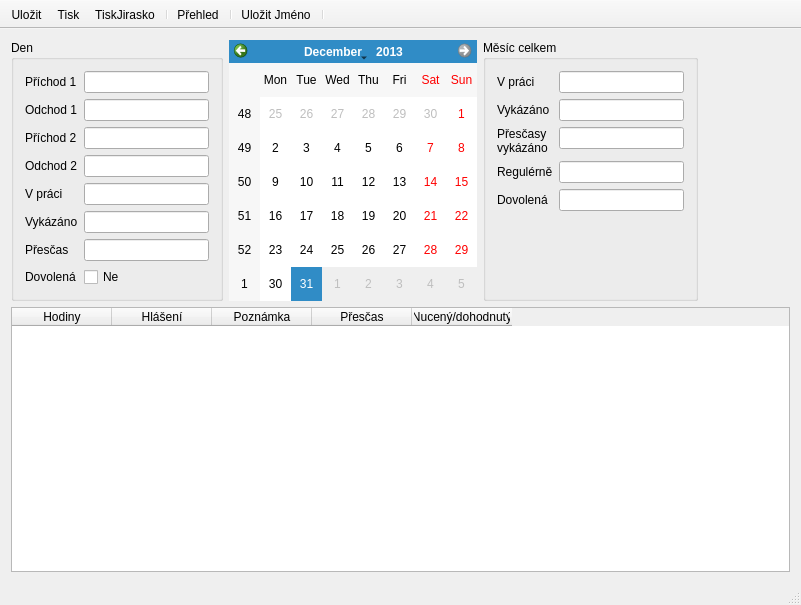
The window that mainwindow.ui (kubanecxxx/dochazka) describes before a commit, drawn with Qt 5.
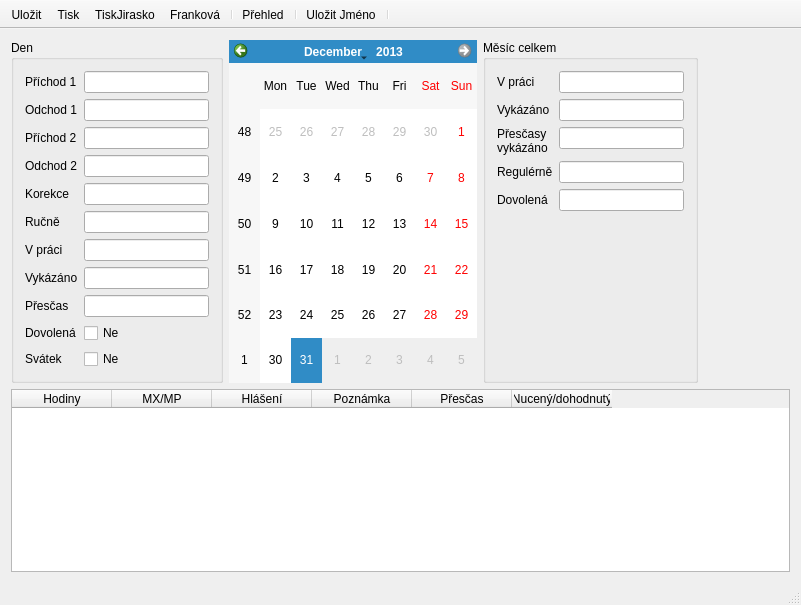
The same window after the commit. Icons and pictures are not drawn.

The edit to the form file:
```diff
--- a/mainwindow.ui
+++ b/mainwindow.ui
@@ -70,62 +70,96 @@
          <item row="3" column="1">
           <widget class="QLineEdit" name="editOdchod2"/>
          </item>
-         <item row="4" column="0">
+         <item row="6" column="0">
           <widget class="QLabel" name="label_5">
            <property name="text">
             <string>V práci</string>
            </property>
           </widget>
          </item>
-         <item row="4" column="1">
+         <item row="6" column="1">
           <widget class="QLineEdit" name="editVpraci">
            <property name="readOnly">
             <bool>true</bool>
            </property>
           </widget>
          </item>
-         <item row="5" column="0">
+         <item row="7" column="0">
           <widget class="QLabel" name="label_6">
            <property name="text">
             <string>Vykázáno</string>
            </property>
           </widget>
          </item>
-         <item row="5" column="1">
+         <item row="7" column="1">
           <widget class="QLineEdit" name="editVykazano">
            <property name="readOnly">
             <bool>true</bool>
            </property>
           </widget>
          </item>
-         <item row="6" column="0">
+         <item row="8" column="0">
           <widget class="QLabel" name="label_13">
            <property name="text">
             <string>Přesčas</string>
            </property>
           </widget>
          </item>
-         <item row="6" column="1">
+         <item row="8" column="1">
           <widget class="QLineEdit" name="editPrescas">
            <property name="readOnly">
             <bool>true</bool>
            </property>
           </widget>
          </item>
-         <item row="7" column="1">
+         <item row="9" column="1">
           <widget class="QCheckBox" name="checkDovolena">
            <property name="text">
             <string>Ne</string>
            </property>
           </widget>
          </item>
-         <item row="7" column="0">
+         <item row="9" column="0">
           <widget class="QLabel" name="label_14">
            <property name="text">
             <string>Dovolená</string>
            </property>
           </widget>
          </item>
+         <item row="4" column="0">
+          <widget class="QLabel" name="label_9">
+           <property name="text">
+            <string>Korekce</string>
+           </property>
+          </widget>
+         </item>
+         <item row="5" column="0">
+          <widget class="QLabel" name="label_15">
+           <property name="text">
+            <string>Ručně</string>
+           </property>
+          </widget>
+         </item>
+         <item row="4" column="1">
+          <widget class="QLineEdit" name="editKorekce"/>
+         </item>
+         <item row="5" column="1">
+          <widget class="QLineEdit" name="editRucne"/>
+         </item>
+         <item row="10" column="0">
+          <widget class="QLabel" name="label_16">
+           <property name="text">
+            <string>Svátek</string>
+           </property>
+          </widget>
+         </item>
+         <item row="10" column="1">
+          <widget class="QCheckBox" name="checkSvatek">
+           <property name="text">
+            <string>Ne</string>
+           </property>
+          </widget>
+         </item>
         </layout>
        </widget>
       </item>
@@ -296,13 +330,18 @@
        <number>0</number>
       </property>
       <property name="columnCount">
-       <number>5</number>
+       <number>6</number>
       </property>
       <column>
        <property name="text">
         <string>Hodiny</string>
        </property>
       </column>
+      <column>
+       <property name="text">
+        <string>MX/MP</string>
+       </property>
+      </column>
       <column>
        <property name="text">
         <string>Hlášení</string>
@@ -354,6 +393,7 @@
    <addaction name="actionSave"/>
    <addaction name="actionPrint"/>
    <addaction name="actionTiskJirasko"/>
+   <addaction name="actionFrankova"/>
    <addaction name="separator"/>
    <addaction name="actionPrehled"/>
    <addaction name="separator"/>
@@ -391,7 +431,19 @@
     <string>TiskJirasko</string>
    </property>
    <property name="toolTip">
-    <string>Tisk Jirásko</string>
+    <string>Vytiskne papír s přesčasama</string>
+   </property>
+  </action>
+  <action name="actionFrankova">
+   <property name="icon">
+    <iconset resource="zdroje.qrc">
+     <normaloff>:/new/icons/F</normaloff>:/new/icons/F</iconset>
+   </property>
+   <property name="text">
+    <string>Franková</string>
+   </property>
+   <property name="toolTip">
+    <string>Vytvoří excel soubor pro Frankovou</string>
    </property>
   </action>
  </widget>
```
Left out of the diff: 40 changed lines with no effect on the pictures.
